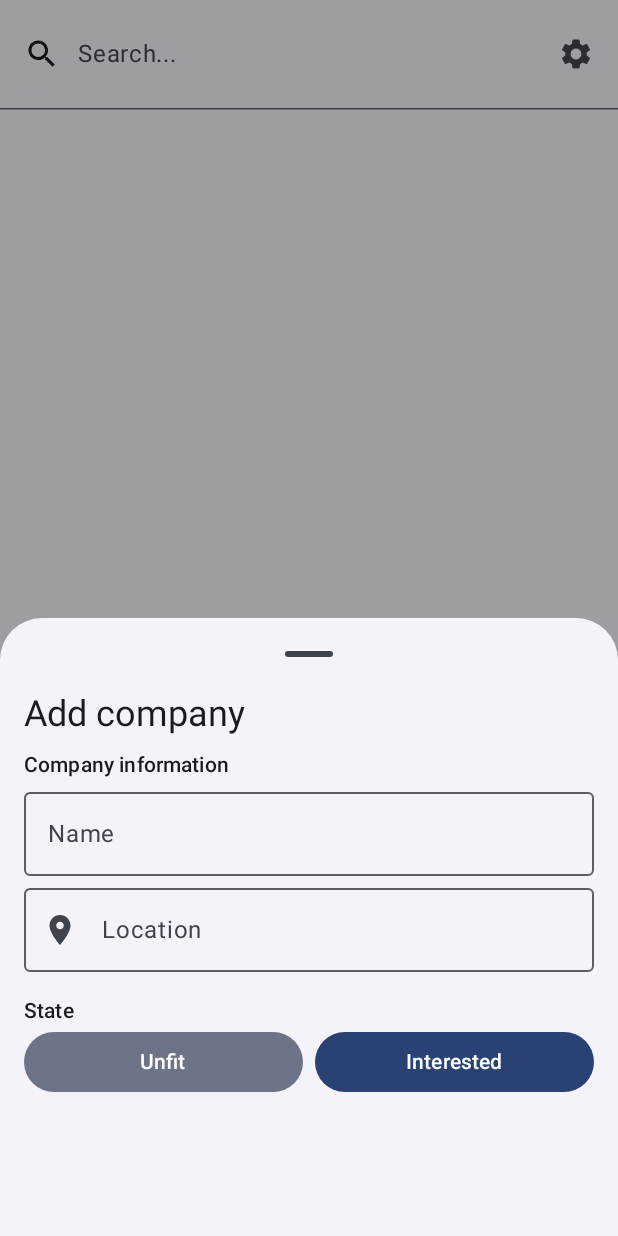
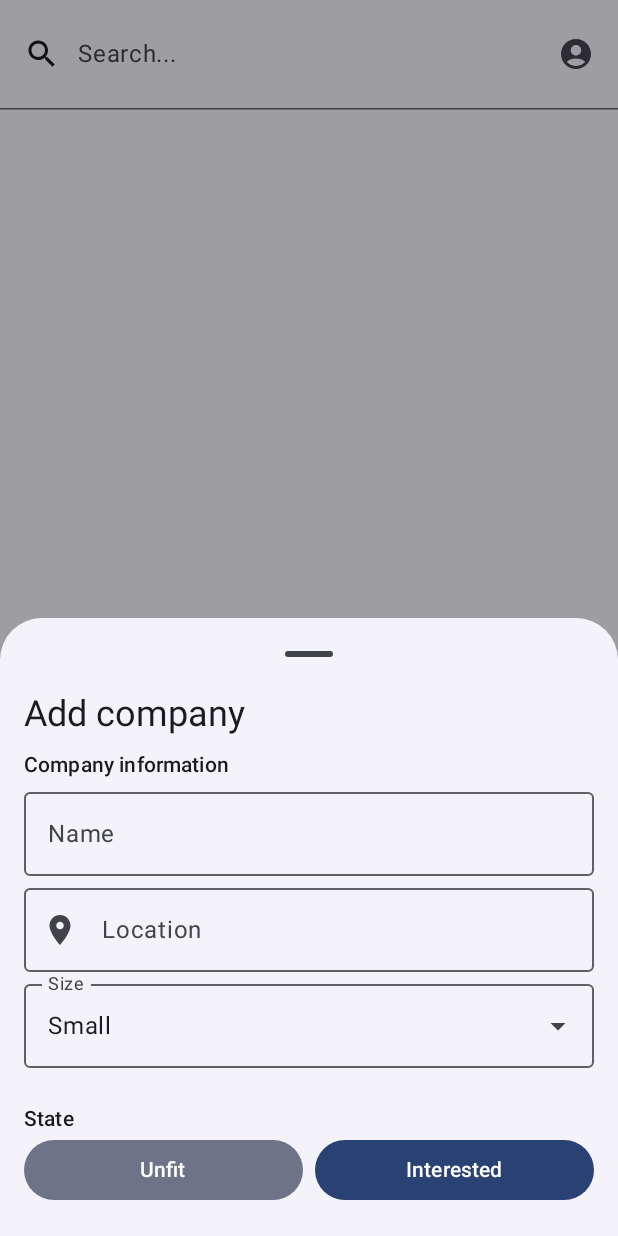
Before and after one commit to PartyProNL/Opportune, an Android app built with Jetpack Compose: the screen it shows after launch (MainActivity), after a tap on "Add", on a phone screen of 412 x 824 dp. Run offline under Robolectric (Android 15) with nearby library versions, the phone set to English and light mode, and no system bars.

Commit message:
Work on adding size to sheet and change account menu

```diff
--- a/app/src/main/java/me/partypronl/opportune/HomeScreen.kt
+++ b/app/src/main/java/me/partypronl/opportune/HomeScreen.kt
@@ -3,6 +3,7 @@ package me.partypronl.opportune
 import androidx.compose.foundation.Image
 import androidx.compose.foundation.background
 import androidx.compose.foundation.clickable
+import androidx.compose.foundation.focusable
 import androidx.compose.foundation.layout.Arrangement
 import androidx.compose.foundation.layout.Column
 import androidx.compose.foundation.layout.Row
@@ -15,7 +16,9 @@ import androidx.compose.foundation.layout.padding
 import androidx.compose.foundation.layout.size
 import androidx.compose.foundation.layout.width
 import androidx.compose.material.icons.Icons
+import androidx.compose.material.icons.filled.AccountCircle
 import androidx.compose.material.icons.filled.Add
+import androidx.compose.material.icons.filled.ArrowDropDown
 import androidx.compose.material.icons.filled.Check
 import androidx.compose.material.icons.filled.CheckCircle
 import androidx.compose.material.icons.filled.LocationOn
@@ -24,10 +27,13 @@ import androidx.compose.material.icons.filled.Settings
 import androidx.compose.material3.Button
 import androidx.compose.material3.Card
 import androidx.compose.material3.CardDefaults
+import androidx.compose.material3.DropdownMenu
+import androidx.compose.material3.DropdownMenuItem
 import androidx.compose.material3.ExperimentalMaterial3Api
 import androidx.compose.material3.FabPosition
 import androidx.compose.material3.FilledTonalButton
 import androidx.compose.material3.FloatingActionButton
+import androidx.compose.material3.HorizontalDivider
 import androidx.compose.material3.Icon
 import androidx.compose.material3.IconButton
 import androidx.compose.material3.MaterialTheme
@@ -55,18 +61,27 @@ import androidx.compose.runtime.remember
 import androidx.compose.runtime.setValue
 import androidx.compose.ui.Alignment
 import androidx.compose.ui.Modifier
+import androidx.compose.ui.focus.FocusDirection
+import androidx.compose.ui.focus.FocusManager
+import androidx.compose.ui.focus.onFocusChanged
+import androidx.compose.ui.platform.LocalFocusManager
+import androidx.compose.ui.res.painterResource
 import androidx.compose.ui.tooling.preview.Preview
 import androidx.compose.ui.unit.dp
 import androidx.navigation.NavController
 import androidx.navigation.compose.rememberNavController
 import me.partypronl.opportune.data.Company
+import me.partypronl.opportune.data.CompanySize
 import me.partypronl.opportune.data.CompanyState
 
 @OptIn(ExperimentalMaterial3Api::class)
 @Composable
 fun HomeScreen(navController: NavController) {
     var companies by remember { mutableStateOf<List<Company>>(listOf()) }
-    companies = listOf(Company("ING", "Amsterdam", CompanyState.UNFIT), Company("Belastingdienst", "Utrecht", CompanyState.APPLYING))
+    companies = listOf(
+        Company("ING", "Amsterdam", CompanyState.UNFIT, CompanySize.HUGE),
+        Company("Belastingdienst", "Utrecht", CompanyState.APPLYING, CompanySize.BIG)
+    )
 
     var searchQuery by remember { mutableStateOf("") }
     var searchActive by remember { mutableStateOf(false) }
@@ -78,6 +93,8 @@ fun HomeScreen(navController: NavController) {
     val sheetState = rememberModalBottomSheetState(
         skipPartiallyExpanded = false,
     )
+
+    var accountMenuOpen by remember { mutableStateOf(false) }
 
     if(showBottomSheet) {
         CreateBottomSheet(sheetState,
@@ -122,9 +139,35 @@ fun HomeScreen(navController: NavController) {
                 modifier = if(searchActive) Modifier.fillMaxWidth() else Modifier.fillMaxWidth().padding(start = 16.dp, end = 16.dp, top = innerPadding.calculateTopPadding(), bottom = 8.dp),
                 trailingIcon = {
                     IconButton(
-                        onClick = {}
+                        onClick = { accountMenuOpen = true }
                     ) {
-                        Icon(Icons.Default.Settings, "Settings")
+                        Icon(Icons.Default.AccountCircle, "Account")
+                    }
+
+                    DropdownMenu(
+                        expanded = accountMenuOpen,
+                        onDismissRequest = { accountMenuOpen = false },
+                        modifier = Modifier.width(200.dp)
+                    ) {
+                        DropdownMenuItem(
+                            text = { Text("Statistics") },
+                            leadingIcon = { Icon(painterResource(id = R.drawable.baseline_auto_graph_24), "Statistics") },
+                            onClick = { accountMenuOpen = false }
+                        )
+
+                        DropdownMenuItem(
+                            text = { Text("Settings") },
+                            leadingIcon = { Icon(Icons.Default.Settings, "Settings") },
+                            onClick = { accountMenuOpen = false }
+                        )
+
+                        HorizontalDivider()
+
+                        DropdownMenuItem(
+                            text = { Text("Logout") },
+                            leadingIcon = { Icon(painterResource(id = R.drawable.baseline_logout_24), "Logout") },
+                            onClick = { accountMenuOpen = false }
+                        )
                     }
                 }
             ) {
@@ -177,7 +220,7 @@ fun CompanyCard(company: Company, navController: NavController) {
         }
     ) {
         Column(
-            modifier = Modifier.fillMaxWidth().padding(8.dp)
+            modifier = Modifier.fillMaxWidth().padding(vertical = 8.dp, horizontal = 12.dp)
         ) {
             Text(
                 text = company.name,
@@ -235,6 +278,12 @@ fun CompanyCard(company: Company, navController: NavController) {
 fun CreateBottomSheet(sheetState: SheetState, onDismiss: () -> Unit, onCreateAttempt: (company: Company) -> String?) {
     var companyName by remember { mutableStateOf("") }
     var locationName by remember { mutableStateOf("") }
+    var companySize by remember { mutableStateOf("Small") }
+    var sizeDropdownOpen by remember { mutableStateOf(false) }
+
+    var actualCompanySize = CompanySize.SMALL
+
+    val focusManager: FocusManager = LocalFocusManager.current
 
     ModalBottomSheet(
         modifier = Modifier.fillMaxHeight(),
@@ -275,24 +324,61 @@ fun CreateBottomSheet(sheetState: SheetState, onDismiss: () -> Unit, onCreateAtt
                 }
             )
 
+            Column() {
+                OutlinedTextField(
+                    value = companySize,
+                    onValueChange = {
+                        companySize = it
+                        actualCompanySize = CompanySize.entries.find { size -> size.text == it }!!
+                    },
+                    trailingIcon = { Icon(Icons.Default.ArrowDropDown, "Expand") },
+                    label = { Text("Size") },
+                    modifier = Modifier.fillMaxWidth().onFocusChanged {
+                        if(it.isFocused) {
+                            sizeDropdownOpen = true
+                        }
+                    },
+                    readOnly = true
+                )
+
+                DropdownMenu(
+                    expanded = sizeDropdownOpen,
+                    onDismissRequest = { sizeDropdownOpen = false },
+                    modifier = Modifier.fillMaxWidth()
+                ) {
+                    for(size in CompanySize.entries) {
+                        DropdownMenuItem(
+                            text = { Text(size.text) },
+                            onClick = {
+                                sizeDropdownOpen = false
+                                companySize = size.text
+                                actualCompanySize = size
+                                focusManager.moveFocus(FocusDirection.Down)
+                            }
+                        )
+                    }
+
+                }
+            }
+
             Text(
                 text = "State",
                 style = MaterialTheme.typography.labelLarge,
-                modifier = Modifier.padding(top = 16.dp)
+                modifier = Modifier.padding(top = 24.dp).focusable()
             )
 
             Row(
                 modifier = Modifier.fillMaxWidth()
             ) {
                 FilledTonalButton(
-                    onClick = {},
+                    onClick = { onCreateAttempt(Company(companyName, locationName, CompanyState.UNFIT, actualCompanySize)) },
                     modifier = Modifier.weight(1f)
                 ) { Text("Unfit") }
 
                 Spacer(modifier = Modifier.width(8.dp))
 
                 Button(
-                    onClick = {},
+                    onClick = { onCreateAttempt(Company(companyName, locationName, CompanyState.INTERESTED, actualCompanySize)) },
                     modifier = Modifier.weight(1f)
                 ) { Text("Interested") }
             }
--- a/app/src/main/java/me/partypronl/opportune/data/Company.kt
+++ b/app/src/main/java/me/partypronl/opportune/data/Company.kt
@@ -3,4 +3,4 @@ package me.partypronl.opportune.data
 import kotlinx.serialization.Serializable
 
 @Serializable
-data class Company(val name: String, val location: String, val state: CompanyState)
+data class Company(val name: String, val location: String, val state: CompanyState, val size: CompanySize)
--- /dev/null
+++ b/app/src/main/java/me/partypronl/opportune/data/CompanySize.kt
@@ -0,0 +1,8 @@
+package me.partypronl.opportune.data
+
+enum class CompanySize(val text: String) {
+    SMALL("Small"),
+    MEDIUM("Medium"),
+    BIG("Big"),
+    HUGE("Huge")
+}
--- /dev/null
+++ b/app/src/main/res/drawable/baseline_auto_graph_24.xml
@@ -0,0 +1,5 @@
+<vector xmlns:android="http://schemas.android.com/apk/res/android" android:height="24dp" android:tint="#000000" android:viewportHeight="24" android:viewportWidth="24" android:width="24dp">
+
+    <path android:fillColor="@android:color/white" android:pathData="M14.06,9.94L12,9l2.06,-0.94L15,6l0.94,2.06L18,9l-2.06,0.94L15,12L14.06,9.94zM4,14l0.94,-2.06L7,11l-2.06,-0.94L4,8l-0.94,2.06L1,11l2.06,0.94L4,14zM8.5,9l1.09,-2.41L12,5.5L9.59,4.41L8.5,2L7.41,4.41L5,5.5l2.41,1.09L8.5,9zM4.5,20.5l6,-6.01l4,4L23,8.93l-1.41,-1.41l-7.09,7.97l-4,-4L3,19L4.5,20.5z"/>
+
+</vector>
--- /dev/null
+++ b/app/src/main/res/drawable/baseline_logout_24.xml
@@ -0,0 +1,5 @@
+<vector xmlns:android="http://schemas.android.com/apk/res/android" android:autoMirrored="true" android:height="24dp" android:tint="#000000" android:viewportHeight="24" android:viewportWidth="24" android:width="24dp">
+
+    <path android:fillColor="@android:color/white" android:pathData="M17,7l-1.41,1.41L18.17,11H8v2h10.17l-2.58,2.58L17,17l5,-5zM4,5h8V3H4c-1.1,0 -2,0.9 -2,2v14c0,1.1 0.9,2 2,2h8v-2H4V5z"/>
+
+</vector>
```
